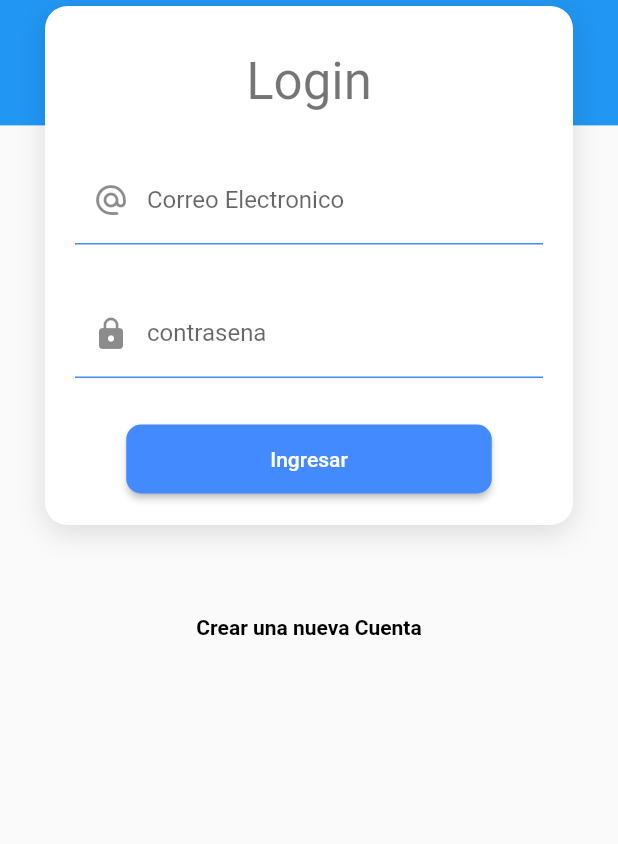
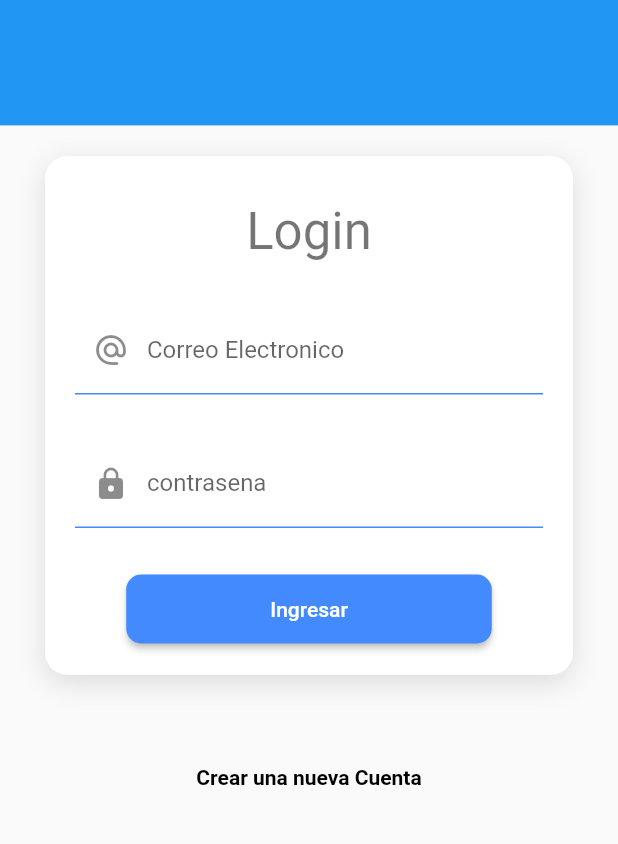
Before and after one commit to alucard720/sql_netcore, a Flutter app: the screen it shows after launch, on a phone screen of 412 x 824 dp, the part 369-1213 px from its top. Run offline on Flutter 3.47's test engine with Material 2 defaults, Android fonts, the phone set to English and light mode, and no system bars.

Commit message:
maccommit 3

```diff
--- a/lib/screens/loginscreen.dart
+++ b/lib/screens/loginscreen.dart
@@ -23,7 +23,7 @@ class LoginScreen extends StatelessWidget {
       child: Column(
         children: [
           const SizedBox(
-            height: 250,
+            height: 350,
           ),
           Container(
             padding: const EdgeInsets.all(20),
```
